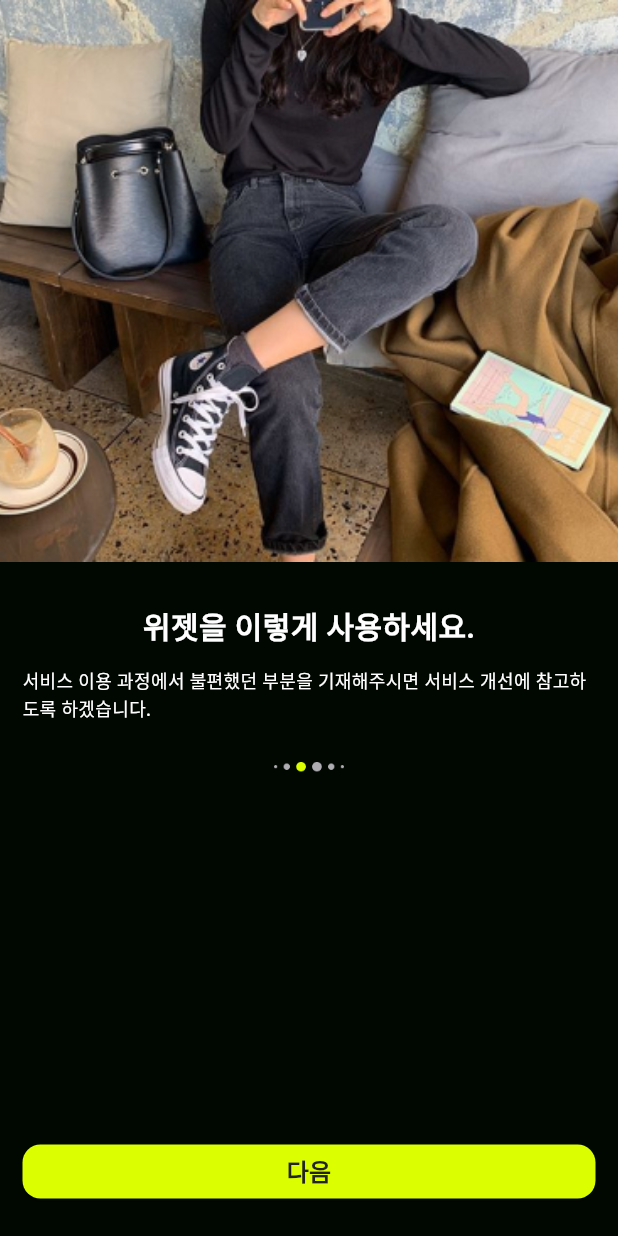
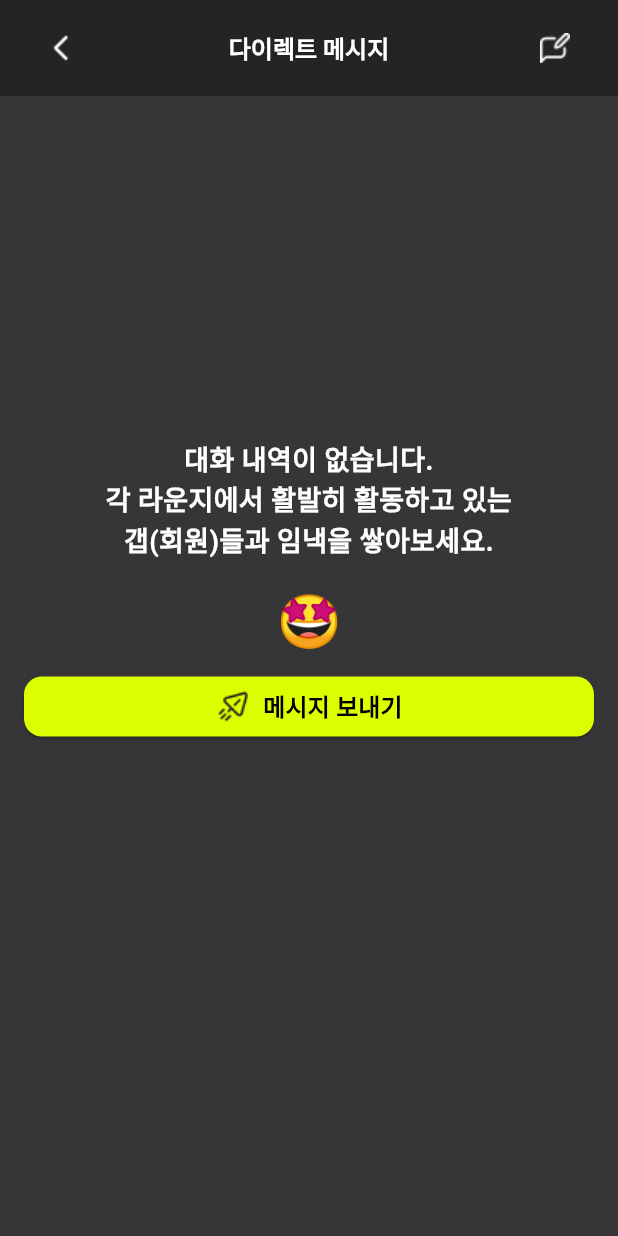
Before and after one commit to Faysel-Abdella/Flutter-App-Development, a Flutter app: the screen it shows after launch, on a phone screen of 412 x 824 dp. Run offline on Flutter 3.47's test engine with Material 3 defaults, Android fonts, the phone set to English and light mode, and no system bars; our stand-ins replace flutter_otp_text_field, image_picker.

Commit message:
Create the direct message first page

```diff
--- a/lib/components/ButtonSheet.dart
+++ b/lib/components/ButtonSheet.dart
@@ -40,7 +40,6 @@ class CustomBottomSheet {
                 ],
               ),
               GestureDetector(
-                onTap: () async => await _pickImage(),
                 child: Row(
                   children: [
                     Image.asset(
--- /dev/null
+++ b/lib/components/cetnered_button.dart
@@ -0,0 +1,62 @@
+import 'package:flutter/material.dart';
+
+class CustomCenteredButton extends StatelessWidget {
+  final VoidCallback onPressed;
+  final Color color;
+  final String imagePath;
+  final String buttonText;
+  final Color textColor;
+  final double height;
+  final EdgeInsets margin;
+
+  const CustomCenteredButton({
+    super.key,
+    required this.onPressed,
+    required this.color,
+    required this.imagePath,
+    required this.buttonText,
+    required this.textColor,
+    required this.height,
+    this.margin = EdgeInsets.zero,
+  });
+
+  @override
+  Widget build(BuildContext context) {
+    return ElevatedButton(
+        onPressed: onPressed,
+        style: ButtonStyle(
+          backgroundColor: MaterialStateProperty.all<Color>(color),
+          shape: MaterialStateProperty.all<RoundedRectangleBorder>(
+            RoundedRectangleBorder(
+              borderRadius: BorderRadius.circular(12.0),
+            ),
+          ),
+        ),
+        child: Container(
+          margin: margin,
+          height: height,
+          width: double.infinity,
+          child: Row(
+            mainAxisAlignment: MainAxisAlignment.center,
+            children: [
+              Image.asset(
+                imagePath,
+                width: 24,
+                height: 24,
+              ),
+              const SizedBox(width: 8),
+              Container(
+                child: Text(
+                  buttonText,
+                  textAlign: TextAlign.center,
+                  style: TextStyle(
+                      fontSize: 16,
+                      color: textColor,
+                      fontWeight: FontWeight.w700),
+                ),
+              ),
+            ],
+          ),
+        ));
+  }
+}
--- a/lib/main.dart
+++ b/lib/main.dart
@@ -1,12 +1,13 @@
 import 'package:flutter/material.dart';
-import 'package:flutter_app_gap/screens/intrance/allow_access.dart';
-import 'package:flutter_app_gap/screens/intrance/first_onboard.dart';
-import 'package:flutter_app_gap/screens/intrance/splash.dart';
-import 'package:flutter_app_gap/screens/login_process/cell_certified.dart';
-import 'package:flutter_app_gap/screens/login_process/login.dart';
-import 'package:flutter_app_gap/screens/login_process/otp_certified_page.dart';
-import 'package:flutter_app_gap/screens/register_profile/lounge_select.dart';
-import 'package:flutter_app_gap/screens/register_profile/name_register.dart';
+import 'package:flutter_app_gap/screens/direct_message/start.dart';
+import 'package:flutter_app_gap/screens/join/entrance/allow_access.dart';
+import 'package:flutter_app_gap/screens/join/entrance/first_onboard.dart';
+import 'package:flutter_app_gap/screens/join/entrance/splash.dart';
+import 'package:flutter_app_gap/screens/join/login_process/cell_certified.dart';
+import 'package:flutter_app_gap/screens/join/login_process/login.dart';
+import 'package:flutter_app_gap/screens/join/login_process/otp_certified_page.dart';
+import 'package:flutter_app_gap/screens/join/register_profile/lounge_select.dart';
+import 'package:flutter_app_gap/screens/join/register_profile/name_register.dart';
 
 void main() {
   runApp(const MyApp());
@@ -25,7 +26,7 @@ class MyApp extends StatelessWidget {
         colorScheme: ColorScheme.fromSeed(seedColor: Colors.deepPurple),
         useMaterial3: true,
       ),
-      home: const SplashPage(),
+      home: const MessagePageEntrance(),
     );
   }
 }
--- /dev/null
+++ b/lib/screens/direct_message/start.dart
@@ -0,0 +1,95 @@
+import 'package:flutter/material.dart';
+import 'package:flutter_app_gap/components/cetnered_button.dart';
+
+class MessagePageEntrance extends StatefulWidget {
+  const MessagePageEntrance({super.key});
+
+  @override
+  State<MessagePageEntrance> createState() => _MessagePageEntranceState();
+}
+
+class _MessagePageEntranceState extends State<MessagePageEntrance> {
+  @override
+  Widget build(BuildContext context) {
+    return Scaffold(
+      backgroundColor: const Color(0xFF363638),
+      appBar: AppBar(
+        backgroundColor: const Color(0xFF242426),
+        automaticallyImplyLeading: false,
+        elevation: 0,
+        toolbarHeight: 64,
+        centerTitle: true,
+        title: const Text(
+          "다이렉트 메시지",
+          style: TextStyle(
+            fontSize: 16,
+            fontWeight: FontWeight.w700,
+            color: Colors.white,
+            height: 20.5,
+          ),
+        ),
+        leading: Container(
+          margin: const EdgeInsets.only(left: 8),
+          padding: EdgeInsets.only(left: 18),
+          child: GestureDetector(
+              onTap: () {
+                Navigator.of(context).pop();
+              },
+              child: Image.asset("images/back_arrow.png")),
+        ),
+        actions: [
+          Container(
+            margin: const EdgeInsets.only(right: 16),
+            padding: EdgeInsets.only(right: 16),
+            child: GestureDetector(
+                onTap: () {
+                  Navigator.of(context).pop();
+                },
+                child: Image.asset("images/start_message.png")),
+          ),
+        ],
+      ),
+      body: Container(
+        child: Align(
+          alignment: Alignment.center,
+          child: Padding(
+            padding: EdgeInsets.symmetric(horizontal: 16),
+            child: Column(
+              mainAxisAlignment: MainAxisAlignment.center,
+              children: [
+                Text(
+                  "대화 내역이 없습니다.\n각 라운지에서 활발히 활동하고 있는\n갭(회원)들과 임낵을 쌓아보세요.",
+                  style: TextStyle(
+                      color: Colors.white,
+                      fontSize: 18,
+                      fontWeight: FontWeight.w700),
+                  textAlign: TextAlign.center,
+                ),
+                SizedBox(
+                  height: 16,
+                ),
+                Text(
+                  "🤩",
+                  style: TextStyle(fontSize: 34),
+                ),
+                SizedBox(
+                  height: 8,
+                ),
+                CustomCenteredButton(
+                    onPressed: () {},
+                    color: Color(0xFFDBFF00),
+                    imagePath: "images/send_message.png",
+                    buttonText: "메시지 보내기",
+                    textColor: Colors.black,
+                    height: 36),
+                SizedBox(
+                  height: 100,
+                )
+              ],
+            ),
+          ),
+        ),
+      ),
+    );
+  }
+}
--- a/lib/screens/intrance/allow_access.dart
+++ b/lib/screens/join/entrance/allow_access.dart
@@ -1,6 +1,6 @@
 import 'package:flutter/material.dart';
 import 'package:flutter_app_gap/components/button.dart';
-import 'package:flutter_app_gap/screens/login_process/login.dart';
+import 'package:flutter_app_gap/screens/join/login_process/login.dart';
 
 class AllowAccessPage extends StatefulWidget {
   const AllowAccessPage({Key? key}) : super(key: key);
--- a/lib/screens/intrance/first_onboard.dart
+++ b/lib/screens/join/entrance/first_onboard.dart
@@ -1,6 +1,6 @@
 import 'package:flutter/material.dart';
 import 'package:flutter_app_gap/components/button.dart';
-import 'package:flutter_app_gap/screens/intrance/allow_access.dart';
+import 'package:flutter_app_gap/screens/join/entrance/allow_access.dart';
 
 class FirstOnBoardPage extends StatelessWidget {
   const FirstOnBoardPage({Key? key}) : super(key: key);
--- a/lib/screens/intrance/splash.dart
+++ b/lib/screens/join/entrance/splash.dart
@@ -1,7 +1,7 @@
 import 'dart:async';
 
 import 'package:flutter/material.dart';
-import 'package:flutter_app_gap/screens/intrance/first_onboard.dart';
+import 'package:flutter_app_gap/screens/join/entrance/first_onboard.dart';
 
 class SplashPage extends StatefulWidget {
   const SplashPage({super.key});
--- a/lib/screens/login_process/cell_certified.dart
+++ b/lib/screens/join/login_process/cell_certified.dart
@@ -1,6 +1,6 @@
 import 'package:flutter/material.dart';
 import 'package:flutter/services.dart';
-import 'package:flutter_app_gap/screens/login_process/otp_certified_page.dart';
+import 'package:flutter_app_gap/screens/join/login_process/otp_certified_page.dart';
 
 class CellCertifiedPage extends StatefulWidget {
   const CellCertifiedPage({Key? key}) : super(key: key);
--- a/lib/screens/login_process/login.dart
+++ b/lib/screens/join/login_process/login.dart
@@ -1,6 +1,6 @@
 import 'package:flutter/material.dart';
 import 'package:flutter_app_gap/components/iconed_button.dart';
-import 'package:flutter_app_gap/screens/login_process/cell_certified.dart';
+import 'package:flutter_app_gap/screens/join/login_process/cell_certified.dart';
 
 class LoginPage extends StatefulWidget {
   const LoginPage({super.key});
@@ -13,19 +13,9 @@ class _LoginPageState extends State<LoginPage> {
   @override
   Widget build(BuildContext context) {
     return Scaffold(
-      backgroundColor: Colors.black,
+      backgroundColor: const Color(0xFF363638),
       body: SafeArea(
           child: Container(
-        decoration: const BoxDecoration(
-          gradient: LinearGradient(
-            begin: Alignment.topCenter,
-            end: Alignment.bottomCenter,
-            colors: [
-              Color(0xFF242426),
-              Color(0xFF001F00),
-            ],
-          ),
-        ),
         child: Padding(
           padding: const EdgeInsets.symmetric(
             horizontal: 20,
--- a/lib/screens/login_process/otp_certified_page.dart
+++ b/lib/screens/join/login_process/otp_certified_page.dart
@@ -1,6 +1,6 @@
 import 'package:flutter/material.dart';
 import 'package:flutter_app_gap/components/button.dart';
-import 'package:flutter_app_gap/screens/register_profile/name_register.dart';
+import 'package:flutter_app_gap/screens/join/register_profile/name_register.dart';
 import 'package:flutter_otp_text_field/flutter_otp_text_field.dart';
 
 class OTPPage extends StatefulWidget {
--- a/lib/screens/register_profile/name_register.dart
+++ b/lib/screens/join/register_profile/name_register.dart
@@ -3,7 +3,7 @@ import 'dart:async';
 import 'package:flutter/material.dart';
 import 'package:flutter/services.dart';
 import 'package:flutter_app_gap/components/button.dart';
-import 'package:flutter_app_gap/screens/register_profile/lounge_select.dart';
+import 'package:flutter_app_gap/screens/join/register_profile/lounge_select.dart';
 import 'package:image_picker/image_picker.dart';
 
 class NameRegisterPage extends StatefulWidget {
```
Also changed, not shown: images/back_arrow.png (added), images/send_message.png (added), images/start_message.png (added), lib/screens/join/register_profile/lounge_select.dart (renamed from lib/screens/register_profile/lounge_select.dart).
